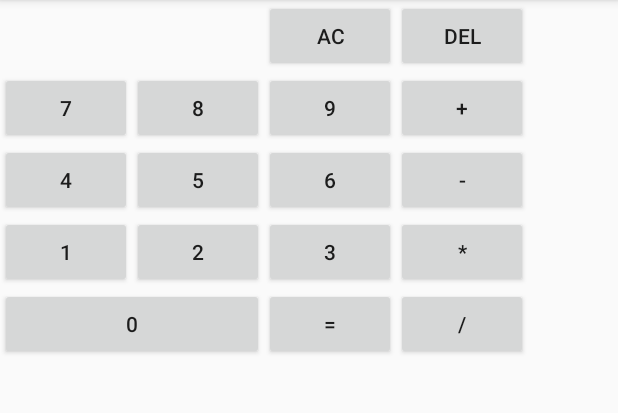
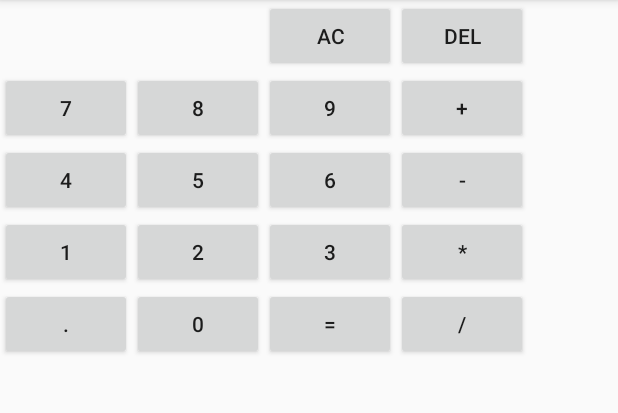
Before and after one commit to money626/Calculator-app, an Android app: the screen it shows after launch (MainActivity), on a phone screen of 412 x 824 dp, the part 84-497 px from its top. Run offline under Robolectric (Android 15) with nearby library versions, the phone set to English and light mode, and no system bars.

Commit message:
增加小數點

```diff
--- a/app/src/main/res/layout/activity_main.xml
+++ b/app/src/main/res/layout/activity_main.xml
@@ -87,11 +87,18 @@
         </TableRow>
         <TableRow android:layout_width="match_parent" android:layout_height="match_parent"
         >
+
             <Button
-                android:text="0"
-                android:layout_span="2"
+                android:id="@+id/buttonPoint"
                 android:layout_width="wrap_content"
-                android:layout_height="wrap_content" android:id="@+id/button0"/>
+                android:layout_height="wrap_content"
+                android:text="." />
+
+            <Button
+                android:id="@+id/button0"
+                android:layout_width="wrap_content"
+                android:layout_height="wrap_content"
+                android:text="0" />
 
             <Button
                 android:text="="
@@ -101,6 +108,7 @@
                 android:text="/"
                 android:layout_width="wrap_content"
                 android:layout_height="wrap_content" android:id="@+id/buttonDevide"/>
+
         </TableRow>
     </TableLayout>
 </androidx.constraintlayout.widget.ConstraintLayout>
--- a/build.gradle
+++ b/build.gradle
@@ -7,7 +7,7 @@ buildscript {
 
     }
     dependencies {
-        classpath 'com.android.tools.build:gradle:3.5.0'
+        classpath 'com.android.tools.build:gradle:3.6.2'
 
         // NOTE: Do not place your application dependencies here; they belong
         // in the individual module build.gradle files
```
Also changed, not shown: app/src/main/java/com/example/calculator/MainActivity.java (+73 -29 lines), gradle/wrapper/gradle-wrapper.properties.
